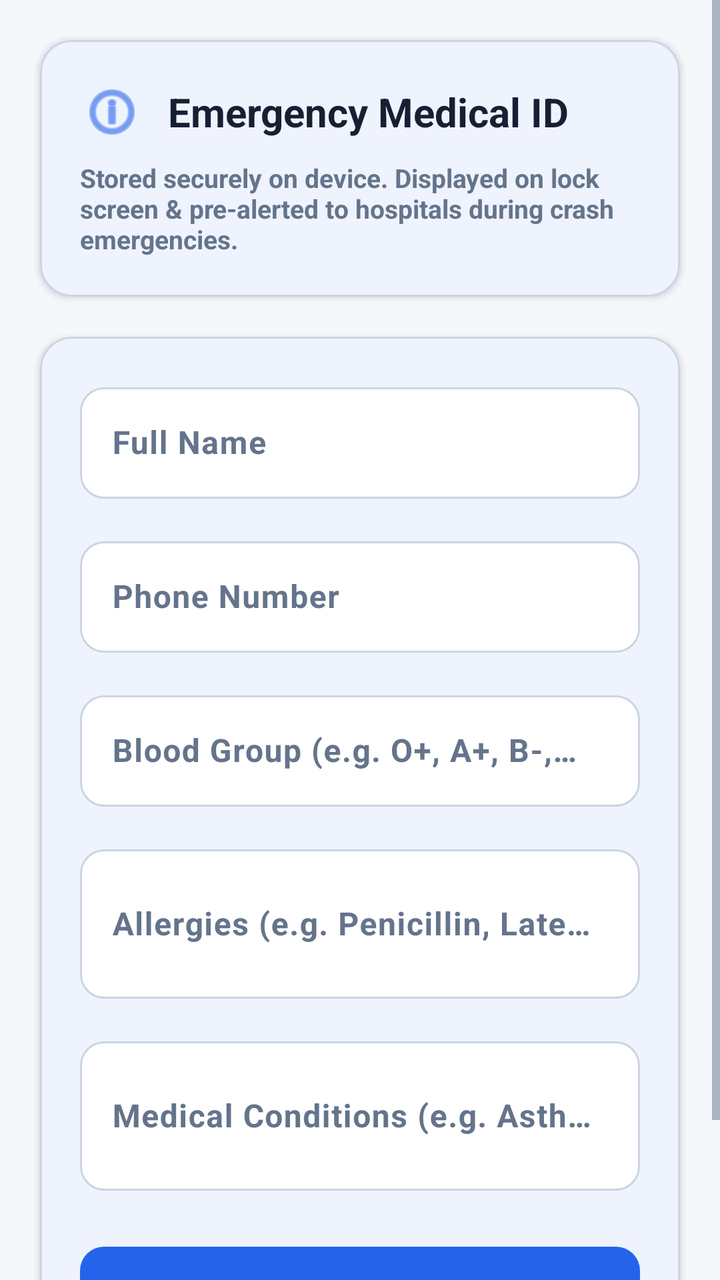
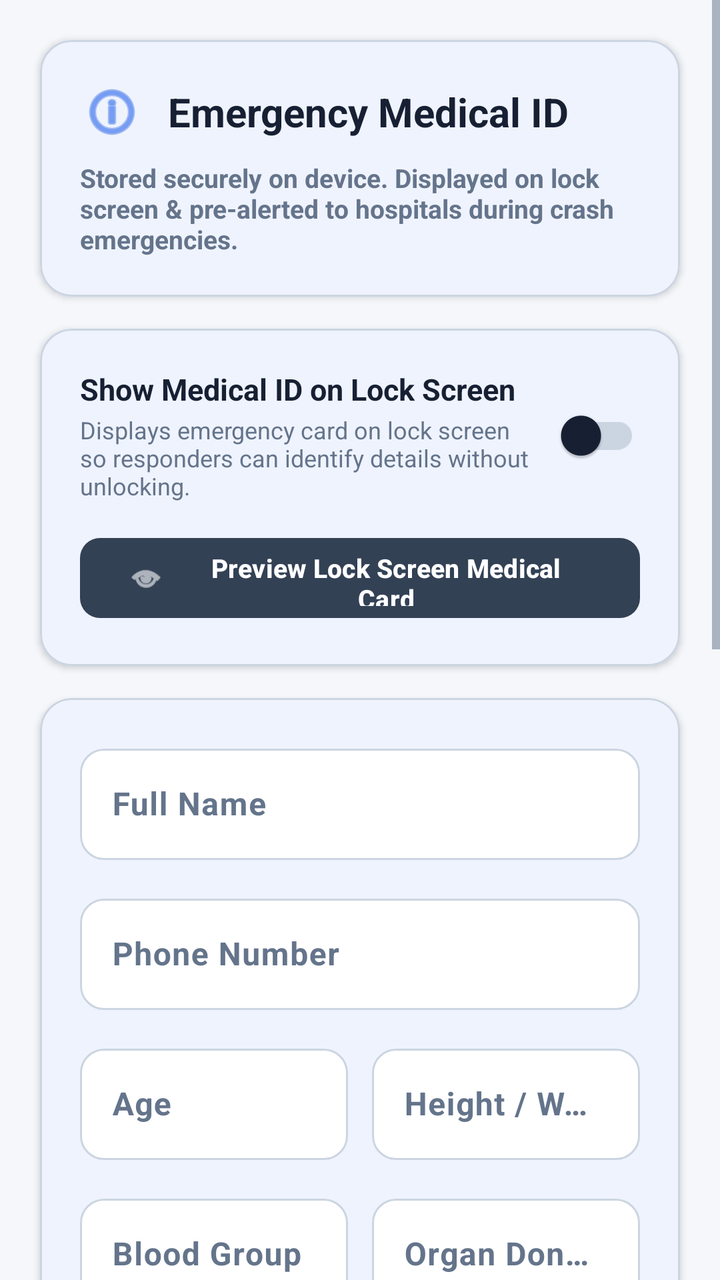

The first picture is an Android layout as it rendered before a commit; the second is the same layout after the commit. The layout source and the unified diff follow.
<!-- AndroidManifest.xml: application theme Theme.Pbl -->
<!-- res/layout/fragment_medical_id.xml -->
<?xml version="1.0" encoding="utf-8"?>
<ScrollView xmlns:android="http://schemas.android.com/apk/res/android"
    xmlns:app="http://schemas.android.com/apk/res-auto"
    android:layout_width="match_parent"
    android:layout_height="match_parent"
    android:fillViewport="true"
    android:background="@color/screen_background">

    <LinearLayout
        android:layout_width="match_parent"
        android:layout_height="wrap_content"
        android:orientation="vertical"
        android:padding="20dp"
        android:clipToPadding="false"
        android:paddingBottom="120dp">

        
        <com.google.android.material.card.MaterialCardView
            android:layout_width="match_parent"
            android:layout_height="wrap_content"
            app:cardCornerRadius="16dp"
            app:cardElevation="2dp"
            app:cardBackgroundColor="@color/white"
            app:strokeWidth="1dp"
            app:strokeColor="@color/input_border"
            android:layout_marginBottom="20dp">

            <LinearLayout
                android:layout_width="match_parent"
                android:layout_height="wrap_content"
                android:orientation="vertical"
                android:padding="20dp">

                <LinearLayout
                    android:layout_width="match_parent"
                    android:layout_height="wrap_content"
                    android:orientation="horizontal"
                    android:gravity="center_vertical">

                    <ImageView
                        android:layout_width="32dp"
                        android:layout_height="32dp"
                        android:src="@android:drawable/ic_menu_info_details"
                        app:tint="@color/primary_accent"
                        android:layout_marginEnd="12dp"
                        android:contentDescription="Medical Icon" />

                    <TextView
                        android:layout_width="wrap_content"
                        android:layout_height="wrap_content"
                        android:text="Emergency Medical ID"
                        android:textColor="@color/input_text"
                        android:textSize="20sp"
                        android:textStyle="bold" />
                </LinearLayout>

                <TextView
                    android:layout_width="wrap_content"
                    android:layout_height="wrap_content"
                    android:layout_marginTop="8dp"
                    android:text="Stored securely on device. Displayed on lock screen &amp; pre-alerted to hospitals during crash emergencies."
                    android:textColor="@color/secondary_text"
                    android:textSize="13sp"
                    android:textStyle="bold" />
            </LinearLayout>
        </com.google.android.material.card.MaterialCardView>

        
        <com.google.android.material.card.MaterialCardView
            android:layout_width="match_parent"
            android:layout_height="wrap_content"
            app:cardCornerRadius="16dp"
            app:cardElevation="2dp"
            app:cardBackgroundColor="@color/white"
            app:strokeWidth="1dp"
            app:strokeColor="@color/input_border"
            android:layout_marginBottom="16dp">

            <LinearLayout
                android:layout_width="match_parent"
                android:layout_height="wrap_content"
                android:orientation="vertical"
                android:padding="20dp">

                <com.google.android.material.textfield.TextInputLayout
                    android:layout_width="match_parent"
                    android:layout_height="wrap_content"
                    android:hint="Full Name"
                    style="@style/Widget.GoldenHour.TextInputLayout"
                    android:layout_marginBottom="16dp">

                    <com.google.android.material.textfield.TextInputEditText
                        android:id="@+id/et_name"
                        android:layout_width="match_parent"
                        android:layout_height="wrap_content"
                        android:textColor="@color/input_text"
                        android:textColorHint="@color/input_hint"
                        android:textSize="16sp"
                        android:textStyle="bold"
                        android:inputType="textPersonName" />
                </com.google.android.material.textfield.TextInputLayout>

                <com.google.android.material.textfield.TextInputLayout
                    android:layout_width="match_parent"
                    android:layout_height="wrap_content"
                    android:hint="Phone Number"
                    style="@style/Widget.GoldenHour.TextInputLayout"
                    android:layout_marginBottom="16dp">

                    <com.google.android.material.textfield.TextInputEditText
                        android:id="@+id/et_phone"
                        android:layout_width="match_parent"
                        android:layout_height="wrap_content"
                        android:textColor="@color/input_text"
                        android:textColorHint="@color/input_hint"
                        android:textSize="16sp"
                        android:textStyle="bold"
                        android:inputType="phone" />
                </com.google.android.material.textfield.TextInputLayout>

                <com.google.android.material.textfield.TextInputLayout
                    android:layout_width="match_parent"
                    android:layout_height="wrap_content"
                    android:hint="Blood Group (e.g. O+, A+, B-, AB+)"
                    style="@style/Widget.GoldenHour.TextInputLayout"
                    android:layout_marginBottom="16dp">

                    <com.google.android.material.textfield.TextInputEditText
                        android:id="@+id/et_blood_group"
                        android:layout_width="match_parent"
                        android:layout_height="wrap_content"
                        android:textColor="@color/input_text"
                        android:textColorHint="@color/input_hint"
                        android:textSize="16sp"
                        android:textStyle="bold"
                        android:inputType="textCapCharacters" />
                </com.google.android.material.textfield.TextInputLayout>

                <com.google.android.material.textfield.TextInputLayout
                    android:layout_width="match_parent"
                    android:layout_height="wrap_content"
                    android:hint="Allergies (e.g. Penicillin, Latex, None)"
                    style="@style/Widget.GoldenHour.TextInputLayout"
                    android:layout_marginBottom="16dp">

                    <com.google.android.material.textfield.TextInputEditText
                        android:id="@+id/et_allergies"
                        android:layout_width="match_parent"
                        android:layout_height="wrap_content"
                        android:textColor="@color/input_text"
                        android:textColorHint="@color/input_hint"
                        android:textSize="16sp"
                        android:textStyle="bold"
                        android:inputType="textMultiLine"
                        android:minLines="2" />
                </com.google.android.material.textfield.TextInputLayout>

                <com.google.android.material.textfield.TextInputLayout
                    android:layout_width="match_parent"
                    android:layout_height="wrap_content"
                    android:hint="Medical Conditions (e.g. Asthma, Diabetes, Heart)"
                    style="@style/Widget.GoldenHour.TextInputLayout"
                    android:layout_marginBottom="24dp">

                    <com.google.android.material.textfield.TextInputEditText
                        android:id="@+id/et_conditions"
                        android:layout_width="match_parent"
                        android:layout_height="wrap_content"
                        android:textColor="@color/input_text"
                        android:textColorHint="@color/input_hint"
                        android:textSize="16sp"
                        android:textStyle="bold"
                        android:inputType="textMultiLine"
                        android:minLines="2" />
                </com.google.android.material.textfield.TextInputLayout>

                <com.google.android.material.button.MaterialButton
                    android:id="@+id/btn_save_medical_id"
                    android:layout_width="match_parent"
                    android:layout_height="56dp"
                    android:text="Save Medical ID Profile"
                    android:textSize="15sp"
                    android:textStyle="bold"
                    app:cornerRadius="12dp"
                    app:backgroundTint="@color/primary_accent"
                    android:textColor="@color/white" />

            </LinearLayout>
        </com.google.android.material.card.MaterialCardView>

    </LinearLayout>
</ScrollView>
<!-- resources referenced by this layout -->
<resources>
  <color name="input_border">#CBD5E1</color>
  <color name="input_hint">#64748B</color>
  <color name="input_text">#172033</color>
  <color name="primary_accent">#2563EB</color>
  <color name="screen_background">#F5F7FB</color>
  <color name="secondary_text">#64748B</color>
  <color name="white">#FFFFFFFF</color>
  <style name="Widget.GoldenHour.TextInputLayout" parent="Widget.Material3.TextInputLayout.OutlinedBox">
          <item name="boxStrokeColor">@color/box_stroke_color</item>
          <item name="hintTextColor">@color/hint_text_color</item>
          <item name="placeholderTextColor">@color/secondary_text</item>
          <item name="boxBackgroundColor">@color/input_bg</item>
          <item name="boxCornerRadiusTopStart">12dp</item>
          <item name="boxCornerRadiusTopEnd">12dp</item>
          <item name="boxCornerRadiusBottomStart">12dp</item>
          <item name="boxCornerRadiusBottomEnd">12dp</item>
      </style>
  <style name="Theme.Pbl" parent="Base.Theme.Pbl" />
  <color name="input_bg">#FFFFFF</color>
  <style name="Base.Theme.Pbl" parent="Theme.Material3.Light.NoActionBar">
          <item name="colorPrimary">@color/primary_accent</item>
          <item name="colorError">@color/emergency_accent</item>
          <item name="android:windowBackground">@color/screen_background</item>
          <item name="colorSurface">@color/input_bg</item>
          <item name="colorOnSurface">@color/input_text</item>
          <item name="colorOnSurfaceVariant">@color/secondary_text</item>
          <item name="colorOutline">@color/input_border</item>
          <item name="android:textColorPrimary">@color/input_text</item>
          <item name="android:textColorSecondary">@color/secondary_text</item>
          <item name="android:textColorHint">@color/input_hint</item>
          <item name="android:editTextColor">@color/input_text</item>
          <item name="android:forceDarkAllowed" tools:targetApi="q">false</item>
  
          
          <item name="textInputStyle">@style/Widget.GoldenHour.TextInputLayout</item>
      </style>
  <color name="emergency_accent">#DC2626</color>
</resources>

<!-- the commit's change to res/layout/fragment_medical_id.xml (unified diff, before → after) -->
@@ -12,58 +12,7 @@
         android:orientation="vertical"
         android:padding="20dp"
         android:clipToPadding="false"
-        android:paddingBottom="120dp">
-
-        
-        <com.google.android.material.card.MaterialCardView
-            android:layout_width="match_parent"
-            android:layout_height="wrap_content"
-            app:cardCornerRadius="16dp"
-            app:cardElevation="2dp"
-            app:cardBackgroundColor="@color/white"
-            app:strokeWidth="1dp"
-            app:strokeColor="@color/input_border"
-            android:layout_marginBottom="20dp">
-
-            <LinearLayout
-                android:layout_width="match_parent"
-                android:layout_height="wrap_content"
-                android:orientation="vertical"
-                android:padding="20dp">
-
-                <LinearLayout
-                    android:layout_width="match_parent"
-                    android:layout_height="wrap_content"
-                    android:orientation="horizontal"
-                    android:gravity="center_vertical">
-
-                    <ImageView
-                        android:layout_width="32dp"
-                        android:layout_height="32dp"
-                        android:src="@android:drawable/ic_menu_info_details"
-                        app:tint="@color/primary_accent"
-                        android:layout_marginEnd="12dp"
-                        android:contentDescription="Medical Icon" />
-
-                    <TextView
-                        android:layout_width="wrap_content"
-                        android:layout_height="wrap_content"
-                        android:text="Emergency Medical ID"
-                        android:textColor="@color/input_text"
-                        android:textSize="20sp"
-                        android:textStyle="bold" />
-                </LinearLayout>
-
-                <TextView
-                    android:layout_width="wrap_content"
-                    android:layout_height="wrap_content"
-                    android:layout_marginTop="8dp"
-                    android:text="Stored securely on device. Displayed on lock screen &amp; pre-alerted to hospitals during crash emergencies."
-                    android:textColor="@color/secondary_text"
-                    android:textSize="13sp"
-                    android:textStyle="bold" />
-            </LinearLayout>
-        </com.google.android.material.card.MaterialCardView>
+        android:paddingBottom="140dp">
 
         
         <com.google.android.material.card.MaterialCardView
@@ -82,12 +31,132 @@
                 android:orientation="vertical"
                 android:padding="20dp">
 
+                <LinearLayout
+                    android:layout_width="match_parent"
+                    android:layout_height="wrap_content"
+                    android:orientation="horizontal"
+                    android:gravity="center_vertical">
+
+                    <ImageView
+                        android:layout_width="32dp"
+                        android:layout_height="32dp"
+                        android:src="@android:drawable/ic_menu_info_details"
+                        app:tint="@color/primary_accent"
+                        android:layout_marginEnd="12dp"
+                        android:contentDescription="Medical Icon" />
+
+                    <TextView
+                        android:layout_width="wrap_content"
+                        android:layout_height="wrap_content"
+                        android:text="Emergency Medical ID"
+                        android:textColor="@color/input_text"
+                        android:textSize="20sp"
+                        android:textStyle="bold" />
+                </LinearLayout>
+
+                <TextView
+                    android:layout_width="wrap_content"
+                    android:layout_height="wrap_content"
+                    android:layout_marginTop="8dp"
+                    android:text="Stored securely on device. Displayed on lock screen &amp; pre-alerted to hospitals during crash emergencies."
+                    android:textColor="@color/secondary_text"
+                    android:textSize="13sp"
+                    android:textStyle="bold" />
+            </LinearLayout>
+        </com.google.android.material.card.MaterialCardView>
+
+        
+        <com.google.android.material.card.MaterialCardView
+            android:layout_width="match_parent"
+            android:layout_height="wrap_content"
+            app:cardCornerRadius="16dp"
+            app:cardElevation="2dp"
+            app:cardBackgroundColor="@color/white"
+            app:strokeWidth="1dp"
+            app:strokeColor="@color/input_border"
+            android:layout_marginBottom="16dp">
+
+            <LinearLayout
+                android:layout_width="match_parent"
+                android:layout_height="wrap_content"
+                android:orientation="vertical"
+                android:padding="20dp">
+
+                <LinearLayout
+                    android:layout_width="match_parent"
+                    android:layout_height="wrap_content"
+                    android:orientation="horizontal"
+                    android:gravity="center_vertical">
+
+                    <LinearLayout
+                        android:layout_width="0dp"
+                        android:layout_height="wrap_content"
+                        android:layout_weight="1"
+                        android:orientation="vertical">
+
+                        <TextView
+                            android:layout_width="wrap_content"
+                            android:layout_height="wrap_content"
+                            android:text="Show Medical ID on Lock Screen"
+                            android:textColor="@color/input_text"
+                            android:textSize="15sp"
+                            android:textStyle="bold" />
+
+                        <TextView
+                            android:layout_width="wrap_content"
+                            android:layout_height="wrap_content"
+                            android:layout_marginTop="2dp"
+                            android:text="Displays emergency card on lock screen so responders can identify details without unlocking."
+                            android:textColor="@color/secondary_text"
+                            android:textSize="12sp" />
+                    </LinearLayout>
+
+                    <com.google.android.material.switchmaterial.SwitchMaterial
+                        android:id="@+id/switch_lockscreen_medical"
+                        android:layout_width="wrap_content"
+                        android:layout_height="wrap_content" />
+                </LinearLayout>
+
+                <com.google.android.material.button.MaterialButton
+                    android:id="@+id/btn_preview_lockscreen_card"
+                    android:layout_width="match_parent"
+                    android:layout_height="48dp"
+                    android:layout_marginTop="14dp"
+                    android:text="Preview Lock Screen Medical Card"
+                    android:textSize="13sp"
+                    android:textStyle="bold"
+                    app:icon="@android:drawable/ic_menu_view"
+                    app:cornerRadius="10dp"
+                    app:backgroundTint="#334155"
+                    android:textColor="@color/white" />
+
+            </LinearLayout>
+        </com.google.android.material.card.MaterialCardView>
+
+        
+        <com.google.android.material.card.MaterialCardView
+            android:layout_width="match_parent"
+            android:layout_height="wrap_content"
+            app:cardCornerRadius="16dp"
+            app:cardElevation="2dp"
+            app:cardBackgroundColor="@color/white"
+            app:strokeWidth="1dp"
+            app:strokeColor="@color/input_border"
+            android:layout_marginBottom="16dp">
+
+            <LinearLayout
+                android:layout_width="match_parent"
+                android:layout_height="wrap_content"
+                android:orientation="vertical"
+                android:padding="20dp">
+
+                
                 <com.google.android.material.textfield.TextInputLayout
                     android:layout_width="match_parent"
                     android:layout_height="wrap_content"
                     android:hint="Full Name"
                     style="@style/Widget.GoldenHour.TextInputLayout"
-                    android:layout_marginBottom="16dp">
+                    android:layout_marginBottom="14dp">
 
                     <com.google.android.material.textfield.TextInputEditText
                         android:id="@+id/et_name"
@@ -105,7 +174,7 @@
                     android:layout_height="wrap_content"
                     android:hint="Phone Number"
                     style="@style/Widget.GoldenHour.TextInputLayout"
-                    android:layout_marginBottom="16dp">
+                    android:layout_marginBottom="14dp">
 
                     <com.google.android.material.textfield.TextInputEditText
                         android:id="@+id/et_phone"
@@ -118,30 +187,125 @@
                         android:inputType="phone" />
                 </com.google.android.material.textfield.TextInputLayout>
 
-                <com.google.android.material.textfield.TextInputLayout
-                    android:layout_width="match_parent"
-                    android:layout_height="wrap_content"
-                    android:hint="Blood Group (e.g. O+, A+, B-, AB+)"
-                    style="@style/Widget.GoldenHour.TextInputLayout"
-                    android:layout_marginBottom="16dp">
-
-                    <com.google.android.material.textfield.TextInputEditText
-                        android:id="@+id/et_blood_group"
-                        android:layout_width="match_parent"
-                        android:layout_height="wrap_content"
-                        android:textColor="@color/input_text"
-                        android:textColorHint="@color/input_hint"
-                        android:textSize="16sp"
-                        android:textStyle="bold"
-                        android:inputType="textCapCharacters" />
-                </com.google.android.material.textfield.TextInputLayout>
-
+                
+                <LinearLayout
+                    android:layout_width="match_parent"
+                    android:layout_height="wrap_content"
+                    android:orientation="horizontal"
+                    android:layout_marginBottom="14dp">
+
+                    <com.google.android.material.textfield.TextInputLayout
+                        android:layout_width="0dp"
+                        android:layout_height="wrap_content"
+                        android:layout_weight="1"
+                        android:layout_marginEnd="6dp"
+                        android:hint="Age"
+                        style="@style/Widget.GoldenHour.TextInputLayout">
+
+                        <com.google.android.material.textfield.TextInputEditText
+                            android:id="@+id/et_age"
+                            android:layout_width="match_parent"
+                            android:layout_height="wrap_content"
+                            android:textColor="@color/input_text"
+                            android:textColorHint="@color/input_hint"
+                            android:textSize="16sp"
+                            android:textStyle="bold"
+                            android:inputType="number" />
+                    </com.google.android.material.textfield.TextInputLayout>
+
+                    <com.google.android.material.textfield.TextInputLayout
+                        android:layout_width="0dp"
+                        android:layout_height="wrap_content"
+                        android:layout_weight="1"
+                        android:layout_marginStart="6dp"
+                        android:hint="Height / Weight"
+                        style="@style/Widget.GoldenHour.TextInputLayout">
+
+                        <com.google.android.material.textfield.TextInputEditText
+                            android:id="@+id/et_height_weight"
+                            android:layout_width="match_parent"
+                            android:layout_height="wrap_content"
+                            android:textColor="@color/input_text"
+                            android:textColorHint="@color/input_hint"
+                            android:textSize="16sp"
+                            android:textStyle="bold"
+                            android:inputType="text" />
+                    </com.google.android.material.textfield.TextInputLayout>
+                </LinearLayout>
+
+                
+                <LinearLayout
+                    android:layout_width="match_parent"
+                    android:layout_height="wrap_content"
+                    android:orientation="horizontal"
+                    android:layout_marginBottom="14dp">
+
+                    <com.google.android.material.textfield.TextInputLayout
+                        android:layout_width="0dp"
+                        android:layout_height="wrap_content"
+                        android:layout_weight="1"
+                        android:layout_marginEnd="6dp"
+                        android:hint="Blood Group"
+                        style="@style/Widget.GoldenHour.TextInputLayout">
+
+                        <com.google.android.material.textfield.TextInputEditText
+                            android:id="@+id/et_blood_group"
+                            android:layout_width="match_parent"
+                            android:layout_height="wrap_content"
+                            android:textColor="@color/input_text"
+                            android:textColorHint="@color/input_hint"
+                            android:textSize="16sp"
+                            android:textStyle="bold"
+                            android:inputType="textCapCharacters" />
+                    </com.google.android.material.textfield.TextInputLayout>
+
+                    <com.google.android.material.textfield.TextInputLayout
+                        android:layout_width="0dp"
+                        android:layout_height="wrap_content"
+                        android:layout_weight="1"
+                        android:layout_marginStart="6dp"
+                        android:hint="Organ Donor (Yes/No)"
+                        style="@style/Widget.GoldenHour.TextInputLayout">
+
+                        <com.google.android.material.textfield.TextInputEditText
+                            android:id="@+id/et_organ_donor"
+                            android:layout_width="match_parent"
+                            android:layout_height="wrap_content"
+                            android:textColor="@color/input_text"
+                            android:textColorHint="@color/input_hint"
+                            android:textSize="16sp"
+                            android:textStyle="bold"
+                            android:inputType="text" />
+                    </com.google.android.material.textfield.TextInputLayout>
+                </LinearLayout>
+
+                
+                <com.google.android.material.textfield.TextInputLayout
+                    android:layout_width="match_parent"
+                    android:layout_height="wrap_content"
+                    android:hint="Known Medical Conditions (e.g. Diabetes, Asthma)"
+                    style="@style/Widget.GoldenHour.TextInputLayout"
+                    android:layout_marginBottom="14dp">
+
+                    <com.google.android.material.textfield.TextInputEditText
+                        android:id="@+id/et_conditions"
+                        android:layout_width="match_parent"
+                        android:layout_height="wrap_content"
+                        android:textColor="@color/input_text"
+                        android:textColorHint="@color/input_hint"
+                        android:textSize="16sp"
+                        android:textStyle="bold"
+                        android:inputType="textMultiLine"
+                        android:minLines="2" />
+                </com.google.android.material.textfield.TextInputLayout>
+
+                
                 <com.google.android.material.textfield.TextInputLayout
                     android:layout_width="match_parent"
                     android:layout_height="wrap_content"
                     android:hint="Allergies (e.g. Penicillin, Latex, None)"
                     style="@style/Widget.GoldenHour.TextInputLayout"
-                    android:layout_marginBottom="16dp">
+                    android:layout_marginBottom="14dp">
 
                     <com.google.android.material.textfield.TextInputEditText
                         android:id="@+id/et_allergies"
@@ -155,15 +319,56 @@
                         android:minLines="2" />
                 </com.google.android.material.textfield.TextInputLayout>
 
-                <com.google.android.material.textfield.TextInputLayout
-                    android:layout_width="match_parent"
-                    android:layout_height="wrap_content"
-                    android:hint="Medical Conditions (e.g. Asthma, Diabetes, Heart)"
+                
+                <com.google.android.material.textfield.TextInputLayout
+                    android:layout_width="match_parent"
+                    android:layout_height="wrap_content"
+                    android:hint="Current Medications"
+                    style="@style/Widget.GoldenHour.TextInputLayout"
+                    android:layout_marginBottom="14dp">
+
+                    <com.google.android.material.textfield.TextInputEditText
+                        android:id="@+id/et_medications"
+                        android:layout_width="match_parent"
+                        android:layout_height="wrap_content"
+                        android:textColor="@color/input_text"
+                        android:textColorHint="@color/input_hint"
+                        android:textSize="16sp"
+                        android:textStyle="bold"
+                        android:inputType="textMultiLine"
+                        android:minLines="2" />
+                </com.google.android.material.textfield.TextInputLayout>
+
+                
+                <com.google.android.material.textfield.TextInputLayout
+                    android:layout_width="match_parent"
+                    android:layout_height="wrap_content"
+                    android:hint="Previous Surgeries"
+                    style="@style/Widget.GoldenHour.TextInputLayout"
+                    android:layout_marginBottom="14dp">
+
+                    <com.google.android.material.textfield.TextInputEditText
+                        android:id="@+id/et_surgeries"
+                        android:layout_width="match_parent"
+                        android:layout_height="wrap_content"
+                        android:textColor="@color/input_text"
+                        android:textColorHint="@color/input_hint"
+                        android:textSize="16sp"
+                        android:textStyle="bold"
+                        android:inputType="textMultiLine"
+                        android:minLines="2" />
+                </com.google.android.material.textfield.TextInputLayout>
+
+                
+                <com.google.android.material.textfield.TextInputLayout
+                    android:layout_width="match_parent"
+                    android:layout_height="wrap_content"
+                    android:hint="Emergency Notes / Instructions"
                     style="@style/Widget.GoldenHour.TextInputLayout"
                     android:layout_marginBottom="24dp">
 
                     <com.google.android.material.textfield.TextInputEditText
-                        android:id="@+id/et_conditions"
+                        android:id="@+id/et_notes"
                         android:layout_width="match_parent"
                         android:layout_height="wrap_content"
                         android:textColor="@color/input_text"
